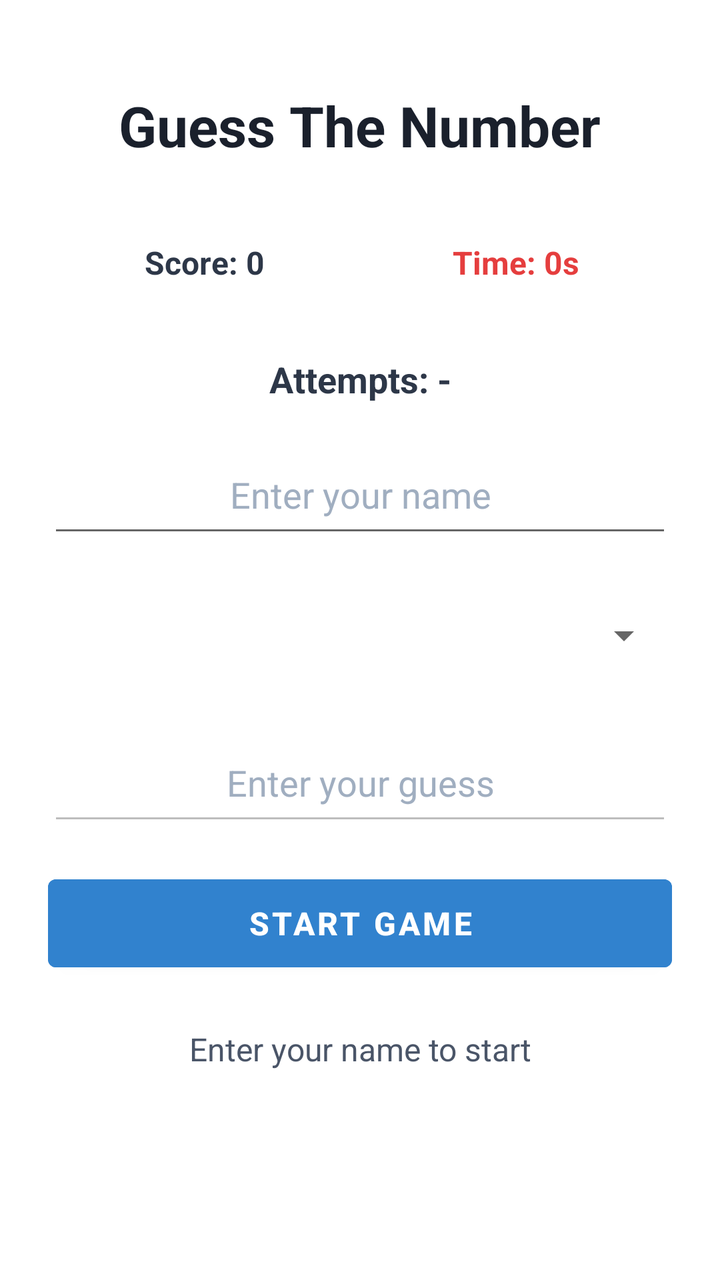
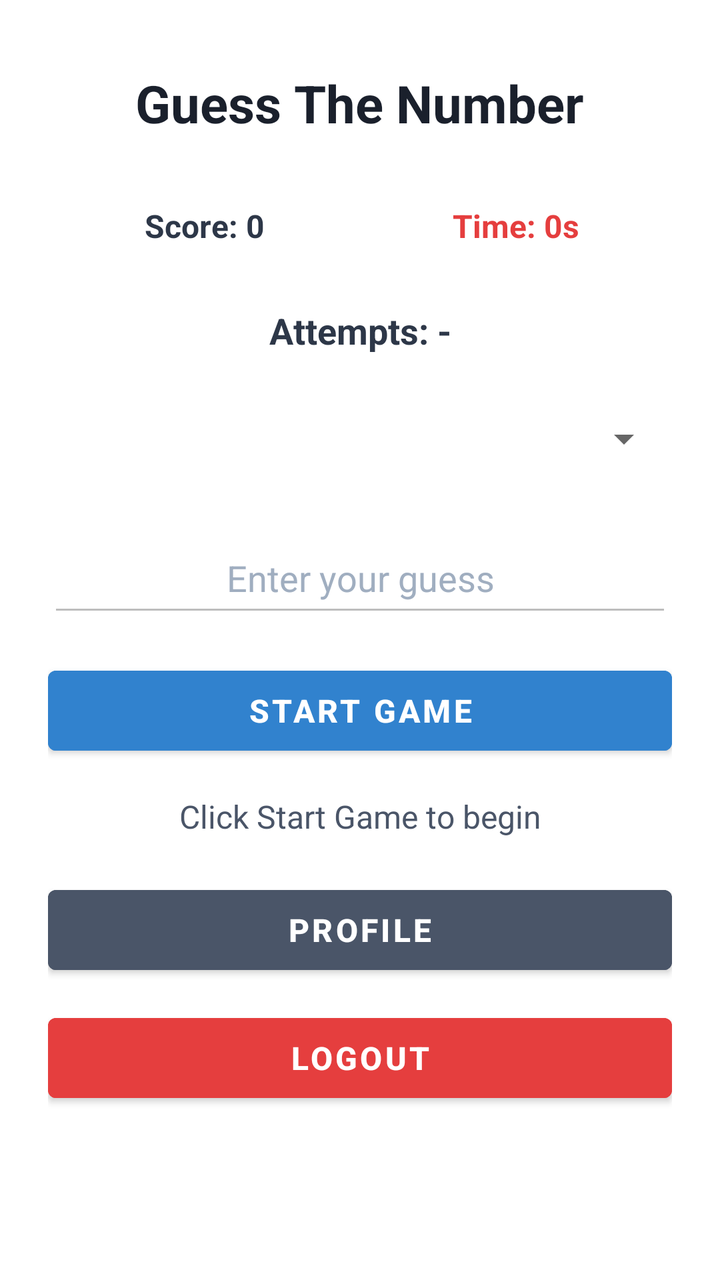

Screens rendered from an Android XML layout before and after an edit, with the pre-edit source and the edit as a unified diff.
<!-- AndroidManifest.xml: application theme Theme.NewProject1 -->
<!-- res/layout/activity_main.xml -->
<?xml version="1.0" encoding="utf-8"?>
<ScrollView xmlns:android="http://schemas.android.com/apk/res/android"
    android:layout_width="match_parent"
    android:layout_height="match_parent"
    android:background="#FFFFFF"
    android:fillViewport="true">

    <LinearLayout
        android:layout_width="match_parent"
        android:layout_height="wrap_content"
        android:gravity="center_horizontal"
        android:orientation="vertical"
        android:padding="24dp">

        
        <TextView
            android:layout_width="wrap_content"
            android:layout_height="wrap_content"
            android:layout_marginTop="20dp"
            android:layout_marginBottom="24dp"
            android:text="Guess The Number"
            android:textColor="#1A202C"
            android:textSize="28sp"
            android:textStyle="bold" />

        
        <LinearLayout
            android:layout_width="match_parent"
            android:layout_height="wrap_content"
            android:layout_marginBottom="20dp"
            android:orientation="horizontal">

            <TextView
                android:id="@+id/txtScore"
                android:layout_width="0dp"
                android:layout_height="52dp"
                android:layout_weight="1"
                android:gravity="center"
                android:text="Score: 0"
                android:textColor="#2D3748"
                android:textSize="16sp"
                android:textStyle="bold" />

            <TextView
                android:id="@+id/txtTimer"
                android:layout_width="0dp"
                android:layout_height="52dp"
                android:layout_weight="1"
                android:gravity="center"
                android:text="Time: 0s"
                android:textColor="#E53E3E"
                android:textSize="16sp"
                android:textStyle="bold" />

        </LinearLayout>

        
        <TextView
            android:id="@+id/txtAttempts"
            android:layout_width="match_parent"
            android:layout_height="wrap_content"
            android:layout_marginBottom="16dp"
            android:gravity="center"
            android:text="Attempts: -"
            android:textColor="#2D3748"
            android:textSize="18sp"
            android:textStyle="bold" />

        
        <EditText
            android:id="@+id/editName"
            android:layout_width="match_parent"
            android:layout_height="56dp"
            android:layout_marginBottom="16dp"
            android:hint="Enter your name"
            android:inputType="textPersonName"
            android:paddingHorizontal="16dp"
            android:textAlignment="center"
            android:textColor="#1A202C"
            android:textColorHint="#A0AEC0"
            android:textSize="18sp" />

        
        <Spinner
            android:id="@+id/spinnerDifficulty"
            android:layout_width="match_parent"
            android:layout_height="56dp"
            android:layout_marginBottom="16dp"
            android:minHeight="48dp" />

        
        <EditText
            android:id="@+id/editNum"
            android:layout_width="match_parent"
            android:layout_height="56dp"
            android:layout_marginBottom="16dp"
            android:enabled="false"
            android:hint="Enter your guess"
            android:inputType="number"
            android:paddingHorizontal="16dp"
            android:textAlignment="center"
            android:textColor="#1A202C"
            android:textColorHint="#A0AEC0"
            android:textSize="18sp" />

        
        <Button
            android:id="@+id/btnSend"
            android:layout_width="match_parent"
            android:layout_height="56dp"
            android:layout_marginBottom="24dp"
            android:backgroundTint="#3182CE"
            android:text="Start Game"
            android:textSize="16sp"
            android:textStyle="bold" />

        
        <TextView
            android:id="@+id/txtInfo"
            android:layout_width="match_parent"
            android:layout_height="wrap_content"
            android:gravity="center"
            android:text="Enter your name to start"
            android:textColor="#4A5568"
            android:textSize="16sp" />

    </LinearLayout>

</ScrollView>
<!-- resources referenced by this layout -->
<resources>
  <style name="Theme.NewProject1" parent="Theme.MaterialComponents.DayNight.DarkActionBar">
          
      </style>
</resources>

<!-- the commit's change to res/layout/activity_main.xml (unified diff, before → after) -->
@@ -16,24 +16,24 @@
         <TextView
             android:layout_width="wrap_content"
             android:layout_height="wrap_content"
-            android:layout_marginTop="20dp"
-            android:layout_marginBottom="24dp"
+            android:layout_marginTop="10dp"
+            android:layout_marginBottom="20dp"
             android:text="Guess The Number"
             android:textColor="#1A202C"
-            android:textSize="28sp"
+            android:textSize="26sp"
             android:textStyle="bold" />
 
         
         <LinearLayout
             android:layout_width="match_parent"
             android:layout_height="wrap_content"
-            android:layout_marginBottom="20dp"
+            android:layout_marginBottom="16dp"
             android:orientation="horizontal">
 
             <TextView
                 android:id="@+id/txtScore"
                 android:layout_width="0dp"
-                android:layout_height="52dp"
+                android:layout_height="48dp"
                 android:layout_weight="1"
                 android:gravity="center"
                 android:text="Score: 0"
@@ -44,7 +44,7 @@
             <TextView
                 android:id="@+id/txtTimer"
                 android:layout_width="0dp"
-                android:layout_height="52dp"
+                android:layout_height="48dp"
                 android:layout_weight="1"
                 android:gravity="center"
                 android:text="Time: 0s"
@@ -67,24 +67,10 @@
             android:textStyle="bold" />
 
         
-        <EditText
-            android:id="@+id/editName"
-            android:layout_width="match_parent"
-            android:layout_height="56dp"
-            android:layout_marginBottom="16dp"
-            android:hint="Enter your name"
-            android:inputType="textPersonName"
-            android:paddingHorizontal="16dp"
-            android:textAlignment="center"
-            android:textColor="#1A202C"
-            android:textColorHint="#A0AEC0"
-            android:textSize="18sp" />
-
-        
         <Spinner
             android:id="@+id/spinnerDifficulty"
             android:layout_width="match_parent"
-            android:layout_height="56dp"
+            android:layout_height="52dp"
             android:layout_marginBottom="16dp"
             android:minHeight="48dp" />
 
@@ -92,7 +78,7 @@
         <EditText
             android:id="@+id/editNum"
             android:layout_width="match_parent"
-            android:layout_height="56dp"
+            android:layout_height="52dp"
             android:layout_marginBottom="16dp"
             android:enabled="false"
             android:hint="Enter your guess"
@@ -107,8 +93,8 @@
         <Button
             android:id="@+id/btnSend"
             android:layout_width="match_parent"
-            android:layout_height="56dp"
-            android:layout_marginBottom="24dp"
+            android:layout_height="52dp"
+            android:layout_marginBottom="16dp"
             android:backgroundTint="#3182CE"
             android:text="Start Game"
             android:textSize="16sp"
@@ -119,10 +105,33 @@
             android:id="@+id/txtInfo"
             android:layout_width="match_parent"
             android:layout_height="wrap_content"
+            android:layout_marginBottom="20dp"
             android:gravity="center"
-            android:text="Enter your name to start"
+            android:text="Click Start Game to begin"
             android:textColor="#4A5568"
             android:textSize="16sp" />
+
+        
+        <Button
+            android:id="@+id/btnProfile"
+            android:layout_width="match_parent"
+            android:layout_height="52dp"
+            android:layout_marginBottom="12dp"
+            android:backgroundTint="#4A5568"
+            android:text="Profile"
+            android:textSize="16sp"
+            android:textStyle="bold" />
+
+        
+        <Button
+            android:id="@+id/btnLogout"
+            android:layout_width="match_parent"
+            android:layout_height="52dp"
+            android:layout_marginBottom="16dp"
+            android:backgroundTint="#E53E3E"
+            android:text="Logout"
+            android:textSize="16sp"
+            android:textStyle="bold" />
 
     </LinearLayout>
 
